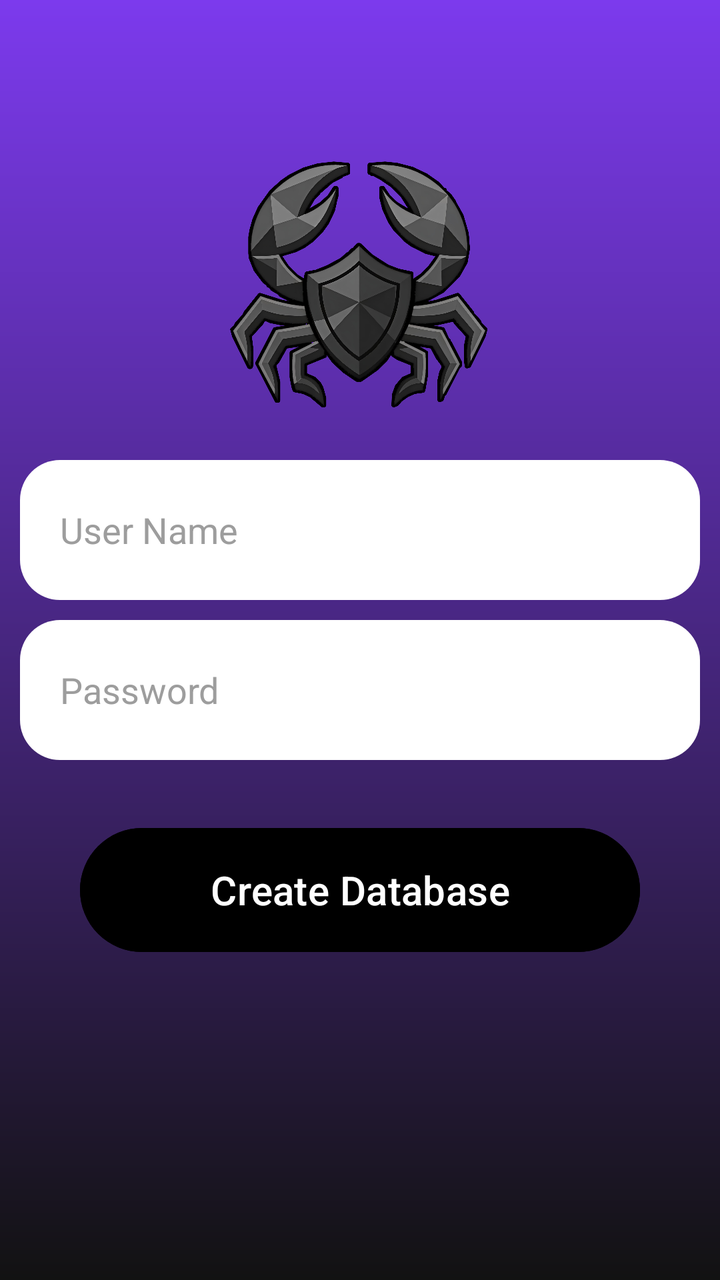
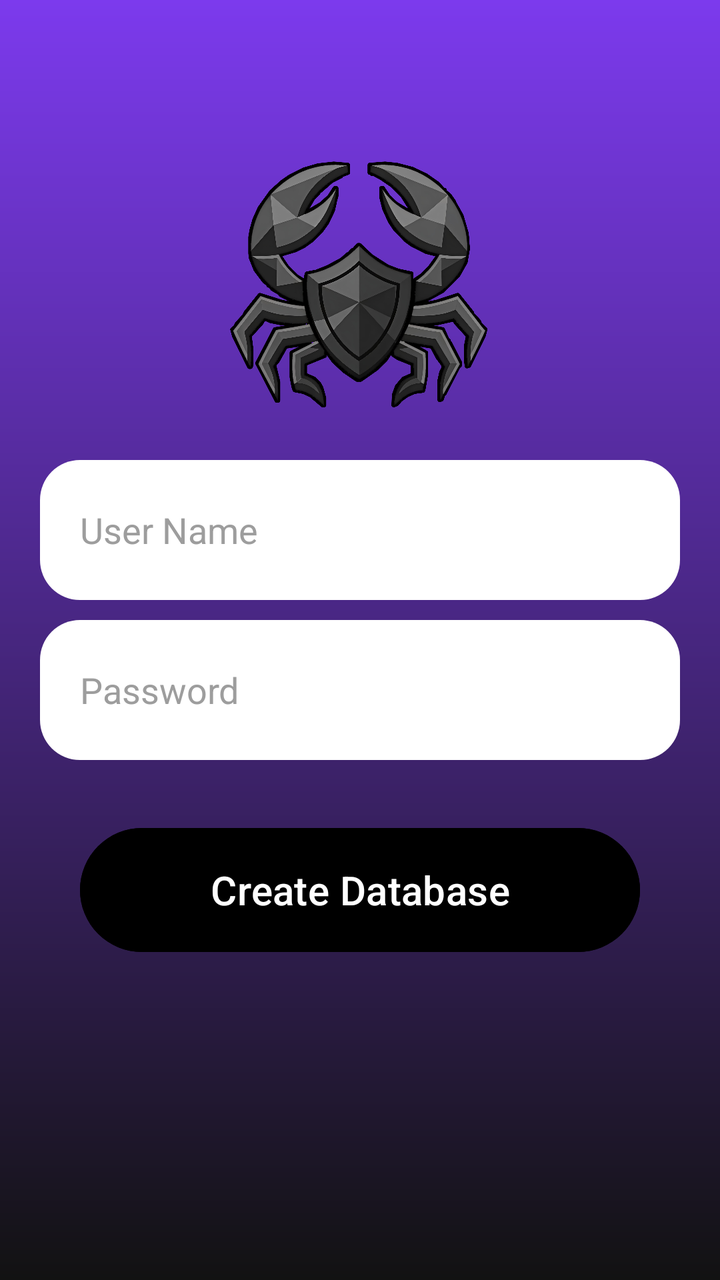

The first picture is an Android layout as it rendered before a commit; the second is the same layout after the commit. The layout source and the unified diff follow.
<!-- AndroidManifest.xml: application theme Theme.WhiteVault -->
<!-- res/layout/activity_user.xml -->
<?xml version="1.0" encoding="utf-8"?>
<RelativeLayout xmlns:android="http://schemas.android.com/apk/res/android"
    xmlns:app="http://schemas.android.com/apk/res-auto"
    xmlns:tools="http://schemas.android.com/tools"
    android:id="@+id/main"
    android:layout_width="match_parent"
    android:layout_height="match_parent"
    tools:context=".UserActivity"
    android:background="@drawable/user_background">

    <LinearLayout
        android:layout_width="match_parent"
        android:layout_height="wrap_content"
        android:layout_marginTop="60dp"
        android:orientation="vertical"
        android:padding="10dp">

        <RelativeLayout
            android:layout_width="match_parent"
            android:layout_height="wrap_content">

            <ImageView
                android:layout_width="150dp"
                android:layout_height="150dp"
                android:src="@drawable/logo"
                android:layout_centerHorizontal="true"/>

        </RelativeLayout>

        <EditText
            android:id="@+id/user_name"
            android:layout_width="match_parent"
            android:layout_height="70dp"
            android:layout_marginTop="10dp"
            android:hint="User Name"
            android:textColorHint="#9D9D9D"
            android:textColor="@color/black"
            android:background="@drawable/user_edit_text_background"
            android:padding="20dp"/>

        <EditText
            android:id="@+id/user_password"
            android:layout_width="match_parent"
            android:layout_height="70dp"
            android:layout_marginTop="10dp"
            android:hint="Password"
            android:textColorHint="#9D9D9D"
            android:textColor="@color/black"
            android:background="@drawable/user_edit_text_background"
            android:padding="20dp"/>
        
        <Button
            android:id="@+id/button_create_database"
            android:layout_width="match_parent"
            android:layout_height="70dp"
            android:layout_marginTop="30dp"
            android:layout_marginStart="30dp"
            android:layout_marginEnd="30dp"
            android:text="Create Database"
            android:textSize="20sp"
            android:textColor="@color/white"
            android:backgroundTint="@color/black"/>

    </LinearLayout>

</RelativeLayout>
<!-- resources referenced by this layout -->
<resources>
  <color name="black">#FF000000</color>
  <color name="white">#FFFFFFFF</color>
  <!-- drawable logo: png bitmap (drawable, 621487 bytes) -->
  <!-- drawable user_background (drawable) -->
  <?xml version="1.0" encoding="utf-8"?>
  <shape xmlns:android="http://schemas.android.com/apk/res/android">
      <gradient
          android:startColor="@color/primary"
          android:endColor="@color/background"
          android:angle="270"/>
  
  </shape>
  <!-- drawable user_edit_text_background (drawable) -->
  <?xml version="1.0" encoding="utf-8"?>
  <shape xmlns:android="http://schemas.android.com/apk/res/android">
      <solid android:color="@color/white"/>
      <corners android:radius="20dp"/>
  
  </shape>
  <style name="Theme.WhiteVault" parent="Base.Theme.WhiteVault" />
  <color name="primary">#7C3AED</color>
  <color name="background">#121212</color>
  <style name="Base.Theme.WhiteVault" parent="Theme.Material3.DayNight.NoActionBar">
          
          
      </style>
</resources>

<!-- the commit's change to res/layout/activity_user.xml (unified diff, before → after) -->
@@ -32,6 +32,8 @@
             android:layout_width="match_parent"
             android:layout_height="70dp"
             android:layout_marginTop="10dp"
+            android:layout_marginStart="10dp"
+            android:layout_marginEnd="10dp"
             android:hint="User Name"
             android:textColorHint="#9D9D9D"
             android:textColor="@color/black"
@@ -43,6 +45,8 @@
             android:layout_width="match_parent"
             android:layout_height="70dp"
             android:layout_marginTop="10dp"
+            android:layout_marginStart="10dp"
+            android:layout_marginEnd="10dp"
             android:hint="Password"
             android:textColorHint="#9D9D9D"
             android:textColor="@color/black"
